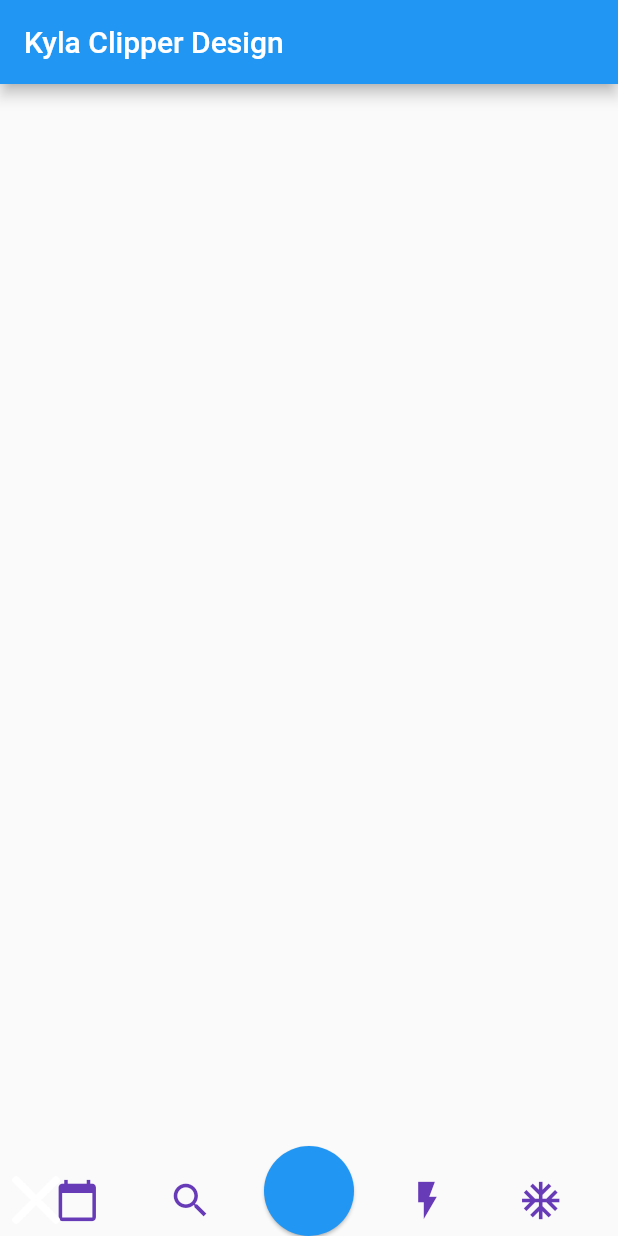
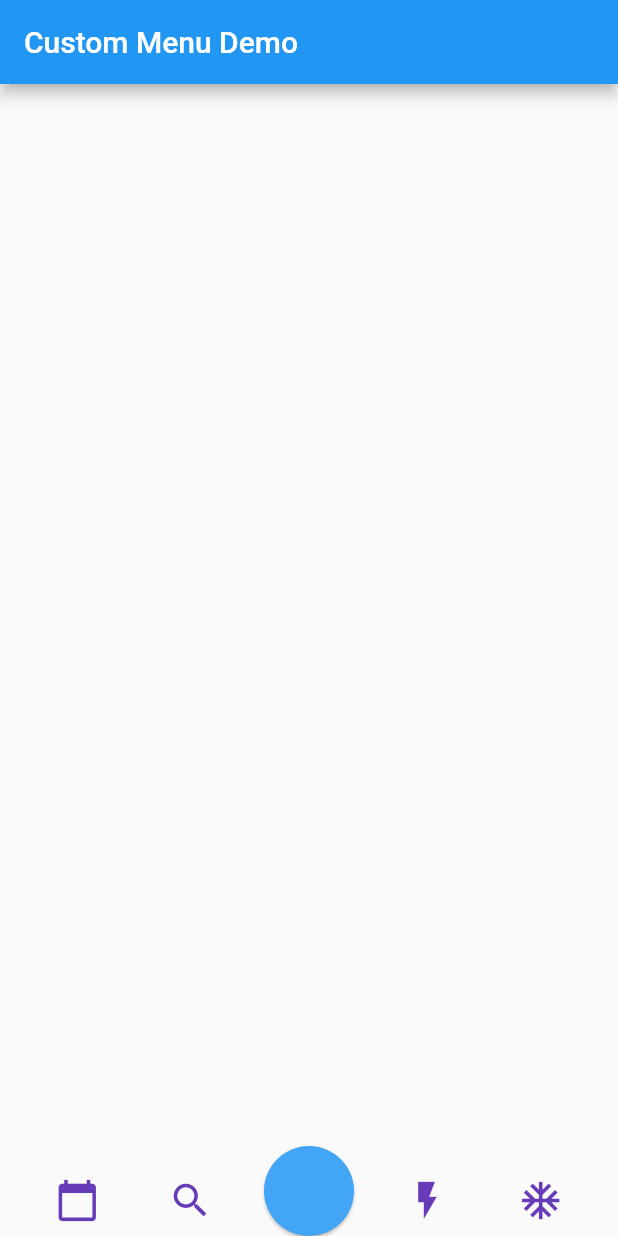
Before and after one commit to hiloliddinj/flutter_custom_menu, a Flutter app: the screen it shows after launch, on a phone screen of 412 x 824 dp. Run offline on Flutter 3.47's test engine with Material 2 defaults, Android fonts, the phone set to English and light mode, and no system bars.

Commit message:
almost finished

```diff
--- a/lib/screens/home/custom_clippers/lift_up_clipper.dart
+++ b/lib/screens/home/custom_clippers/lift_up_clipper.dart
@@ -1,18 +1,31 @@
-
 import 'package:flutter/material.dart';
 
 class LiftUpClipper extends CustomClipper<Path> {
+  LiftUpClipper({
+    required this.controlX,
+    this.falling = false,
+  });
 
   final double controlX;
-
-  LiftUpClipper({required this.controlX});
+  final bool falling;
 
   @override
   Path getClip(Size size) {
     var path = Path();
     path.lineTo(0, size.height);
-    var controlPint = Offset(size.width - 100 + controlX * 1.3, size.height);
-    var endPoint = Offset(size.width - controlX * 30 / 300, 0);
+
+    var controlPint = falling
+        ///Falling
+        ? Offset(size.width + 100 / (controlX + 0.1), size.height)
+        ///Raising
+        : Offset(size.width - 100 + controlX * 1.3, size.height);
+
+    var endPoint = falling
+        ///Falling
+        ? Offset(size.width, 0)
+        ///Raising
+        : Offset(size.width - controlX * 30 / 300, 0);
+
     path.quadraticBezierTo(
         controlPint.dx, controlPint.dy, endPoint.dx, endPoint.dy);
     path.lineTo(size.width, 0);
@@ -23,5 +36,4 @@ class LiftUpClipper extends CustomClipper<Path> {
   bool shouldReclip(covariant CustomClipper<Path> oldClipper) {
     return oldClipper != this;
   }
-
 }
--- a/lib/screens/home/home_screen.dart
+++ b/lib/screens/home/home_screen.dart
@@ -1,10 +1,12 @@
+import 'dart:async';
 import 'dart:math' as math;
 
 import 'package:flutter/material.dart';
-import 'package:flutter_custom_menu/constants/icon_cons.dart';
+import 'package:flutter_custom_menu/screens/home/widgets/custom_text_button.dart';
+import 'package:flutter_custom_menu/screens/home/widgets/menu_view.dart';
 
 import 'custom_clippers/lift_up_clipper.dart';
-import 'widgets/BBIconButton.dart';
+import 'widgets/b_b_icon_button.dart';
 
 class HomeScreen extends StatefulWidget {
   const HomeScreen({Key? key}) : super(key: key);
@@ -17,12 +19,36 @@ class _HomeScreenState extends State<HomeScreen> {
   double value = 0;
 
   Color _blueColor = Colors.blue.shade400.withOpacity(0);
-  double iconsSpacer = 0;
+  double _iconsSpacer = 0;
+
+  Timer? _timer;
+  bool _falling = false;
+  bool _menuIsShowing = false;
+
+  double _enabledThumbRadius = 30;
+
+
+  void _onSwipeUpMaxFinished() {
+    _timer = Timer.periodic(
+      const Duration(milliseconds: 2),
+      (Timer t) {
+        print("=>>> Value: $value");
+        if (value > 1) {
+          setState(() {
+            value--;
+          });
+        } else {
+         _timer?.cancel();
+         _timer = null;
+        }
+      },
+    );
+  }
 
   @override
   void didChangeDependencies() {
     super.didChangeDependencies();
-    iconsSpacer = MediaQuery.of(context).size.width / 15;
+    _iconsSpacer = MediaQuery.of(context).size.width / 15;
   }
 
   @override
@@ -30,12 +56,12 @@ class _HomeScreenState extends State<HomeScreen> {
     final availableHeight = MediaQuery.of(context).size.height -
         AppBar().preferredSize.height -
         MediaQuery.of(context).padding.top -
-        80 -
+        (_falling ? 0 : 80) -
         (value * 200 / 100).round().toDouble();
 
     return Scaffold(
       appBar: AppBar(
-        title: const Text('Kyla Clipper Design'),
+        title: const Text('Custom Menu Demo'),
         backgroundColor: Colors.blue,
       ),
       body: Stack(
@@ -49,14 +75,14 @@ class _HomeScreenState extends State<HomeScreen> {
                   Row(
                     children: [
                       SizedBox(
-                        width: iconsSpacer,
+                        width: _iconsSpacer,
                       ),
                       BBIconButton(
                         onPressed: () {},
                         icon: Icons.calendar_today,
                       ),
                       SizedBox(
-                        width: iconsSpacer,
+                        width: _iconsSpacer,
                       ),
                       BBIconButton(
                         onPressed: () {},
@@ -71,14 +97,14 @@ class _HomeScreenState extends State<HomeScreen> {
                         icon: Icons.flash_on_sharp,
                       ),
                       SizedBox(
-                        width: iconsSpacer,
+                        width: _iconsSpacer,
                       ),
                       BBIconButton(
                         onPressed: () {},
                         icon: Icons.ac_unit,
                       ),
                       SizedBox(
-                        width: iconsSpacer,
+                        width: _iconsSpacer,
                       ),
                     ],
                   )
@@ -109,7 +135,7 @@ class _HomeScreenState extends State<HomeScreen> {
               ),
             ],
           ),
-          SafeArea(
+          if (!_menuIsShowing) SafeArea(
             child: Align(
               alignment: Alignment.bottomCenter,
               child: SizedBox(
@@ -122,11 +148,11 @@ class _HomeScreenState extends State<HomeScreen> {
                       inactiveTrackColor: Colors.black.withOpacity(0),
                       trackShape: const RectangularSliderTrackShape(),
                       trackHeight: 4.0,
-                      thumbColor: Colors.blue,
+                      thumbColor: Colors.blue.shade400,
                       thumbShape:
-                          const RoundSliderThumbShape(enabledThumbRadius: 30.0),
+                          RoundSliderThumbShape(enabledThumbRadius: _enabledThumbRadius,),
                       overlayColor: Colors.black.withOpacity(0),
-                      //overlayShape: const RoundSliderOverlayShape(overlayRadius: 28.0),
+                      overlayShape: const RoundSliderOverlayShape(overlayRadius: 1.0),
                     ),
                     child: Slider(
                       value: value,
@@ -137,6 +163,12 @@ class _HomeScreenState extends State<HomeScreen> {
                           value = newValue;
                           _blueColor =
                               Colors.blue.shade400.withOpacity(value / 100);
+
+                          if (value >= 100 && !_falling) {
+                            _menuIsShowing = true;
+                            _falling = true;
+                            _onSwipeUpMaxFinished();
+                          }
                         });
                       },
                       min: 0,
@@ -147,21 +179,26 @@ class _HomeScreenState extends State<HomeScreen> {
               ),
             ),
           ),
-          SafeArea(
-            child: Column(
-              crossAxisAlignment: CrossAxisAlignment.center,
-              mainAxisAlignment: MainAxisAlignment.end,
-              children: [
-                IconButton(
-                  onPressed: () {},
-                  icon: Image(
-                    image: AssetImage(
-                      IconConst.cancel,
-                    ),
-                  ),
-                ),
-              ],
-            ),
+          if (_menuIsShowing) MenuView(
+            onCanceled: () {
+              setState(() {
+                _menuIsShowing = false;
+                _blueColor = Colors.blue.shade400.withOpacity(0);
+                _falling = false;
+              });
+            },
+            buttonsList: const [
+              CustomTextButton(title: 'Menu 1'),
+              CustomTextButton(title: 'Menu 2'),
+              CustomTextButton(title: 'Menu 3'),
+              // CustomTextButton(title: 'Menu 4'),
+              // CustomTextButton(title: 'Menu 5'),
+              // CustomTextButton(title: 'Menu 6'),
+              // CustomTextButton(title: 'Menu 7'),
+              // CustomTextButton(title: 'Menu 8'),
+              // CustomTextButton(title: 'Menu 9'),
+              // CustomTextButton(title: 'Menu 10'),
+            ],
           ),
         ],
       ),
@@ -169,11 +206,12 @@ class _HomeScreenState extends State<HomeScreen> {
   }
 
   Widget _customClip() {
+
     return ClipPath(
-      clipper: LiftUpClipper(controlX: value),
+      clipper: LiftUpClipper(controlX: value, falling: _falling),
       child: Container(
-        height: 80 + (value * 200 / 100).round().toDouble(),
-        width: MediaQuery.of(context).size.width / 2 - 15,
+        height: (_falling ? 0 : 80) + (value * 200 / 100).round().toDouble(),
+        width: MediaQuery.of(context).size.width / 2 - _enabledThumbRadius /2,
         color: _blueColor,
       ),
     );
--- a/lib/screens/home/widgets/BBIconButton.dart
+++ b/lib/screens/home/widgets/b_b_icon_button.dart
@@ -3,7 +3,7 @@ import 'package:flutter/material.dart';
 class BBIconButton extends StatelessWidget {
   const BBIconButton({
     Key? key,
-    required this.onPressed,
+    this.onPressed,
     required this.icon,
   }) : super(key: key);
 
```
Also changed, not shown: lib/screens/home/widgets/custom_text_button.dart (added, +26 -0 lines), lib/screens/home/widgets/menu_view.dart (added, +40 -0 lines).
